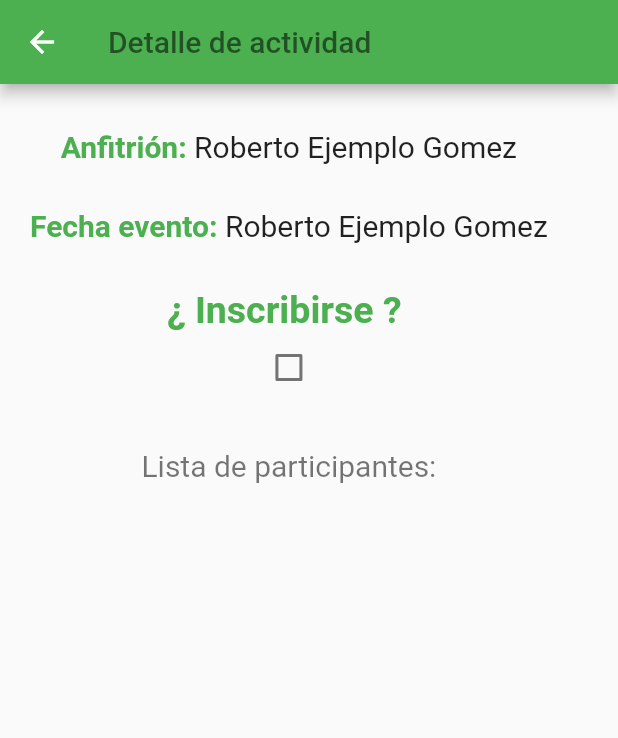
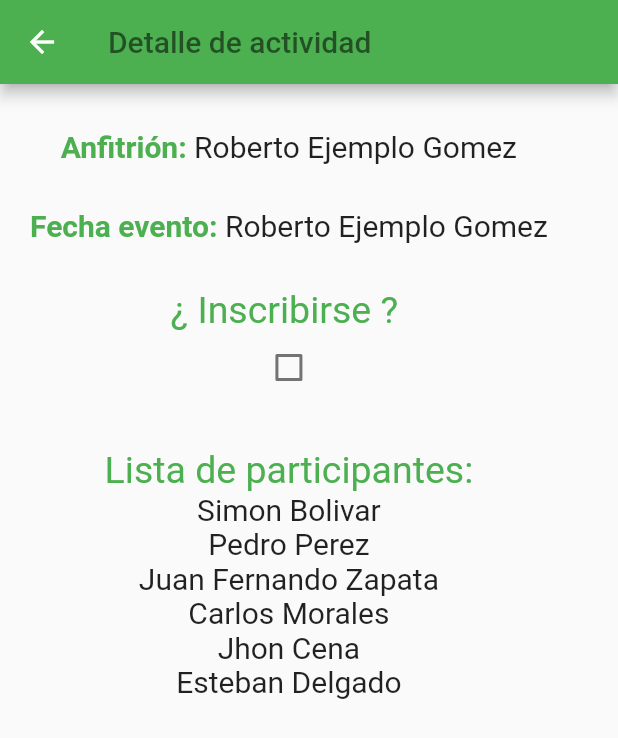
Before and after one commit to DaniJaramillo7/udea-students-group, a Flutter app: the ActivityDetailsScreen screen opened by its route, on a phone screen of 412 x 824 dp. Shown: the top 738 px of the screen. Run offline on Flutter 3.47's test engine with Material 2 defaults, Android fonts, the light colour scheme and no system bars; our stand-ins replace firebase_core; accounts and stored records are empty.

Commit message:
Data to participants list

```diff
--- a/lib/screens/activity_details.screen.dart
+++ b/lib/screens/activity_details.screen.dart
@@ -102,7 +102,6 @@ class MyCustomForm extends StatelessWidget {
                   style: TextStyle(
                     color: Theme.of(context).primaryColor,
                     fontSize: 25,
-                    fontWeight: FontWeight.bold,
                   ),
                 ),
                 MyStatefulWidget(),
@@ -112,12 +111,53 @@ class MyCustomForm extends StatelessWidget {
             Text(
               'Lista de participantes:',
               style: TextStyle(
-                color: Colors.black54,
+                color: Theme.of(context).primaryColor,
+                fontSize: 25,
+              ),
+            ),
+            const Text(
+              'Simon Bolivar',
+              style: TextStyle(
+                color: Colors.black87,
+                fontSize: 20,
+              ),
+            ),
+            const Text(
+              'Pedro Perez',
+              style: TextStyle(
+                color: Colors.black87,
+                fontSize: 20,
+              ),
+            ),
+            const Text(
+              'Juan Fernando Zapata',
+              style: TextStyle(
+                color: Colors.black87,
+                fontSize: 20,
+              ),
+            ),
+            const Text(
+              'Carlos Morales',
+              style: TextStyle(
+                color: Colors.black87,
+                fontSize: 20,
+              ),
+            ),
+            const Text(
+              'Jhon Cena',
+              style: TextStyle(
+                color: Colors.black87,
+                fontSize: 20,
+              ),
+            ),
+            const Text(
+              'Esteban Delgado',
+              style: TextStyle(
+                color: Colors.black87,
                 fontSize: 20,
               ),
             ),
             const SizedBox(height: 30),
-            //_listaAsistencia(context),
           ],
         ),
       ),
--- a/lib/widgets/MystatefulWidet.dart
+++ b/lib/widgets/MystatefulWidet.dart
@@ -13,7 +13,7 @@ class _MyStatefulWidgetState extends State<MyStatefulWidget> {
   @override
   Widget build(BuildContext context) {
     void getColor() {
-      print('Hola');
+      print('Funcion inscribir/ desInscribir');
     }
 
     return Checkbox(
```
